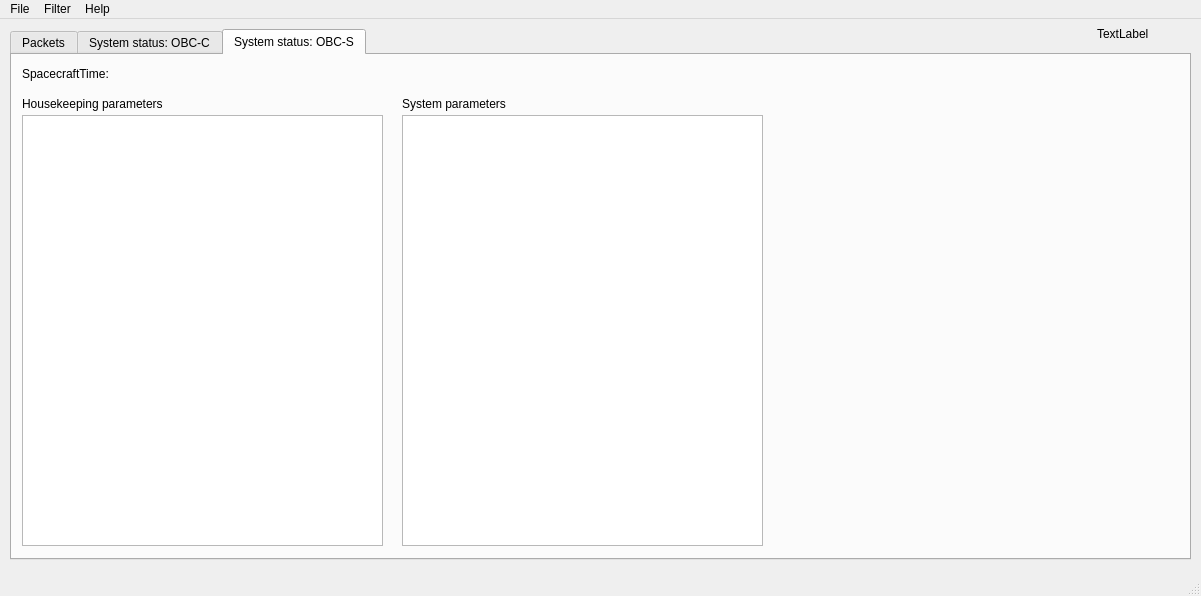
The window that gui/PusGui/Views/Ui/MainView.ui (ESROCOS/tools-libpus) describes before a commit, drawn with Qt 5.
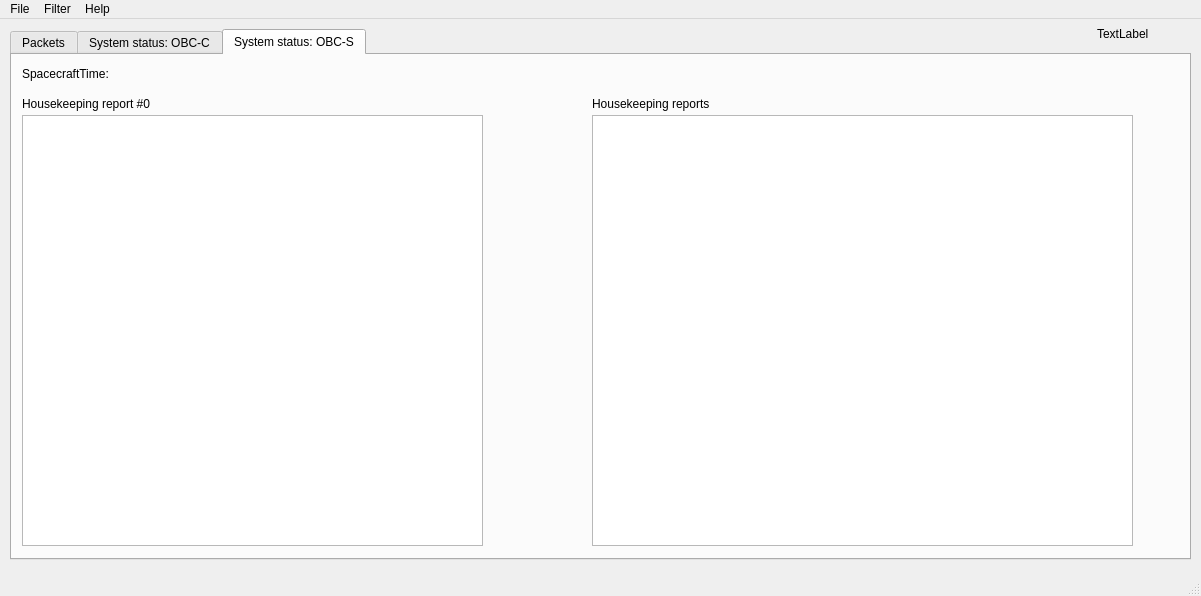
The same window after the commit. The open tabs and pages were chosen to show the change. Icons and pictures are not drawn.

Commit message: [PUSLIB] GUI updated to handle two OBC APIDs and hk report IDs

```diff
--- a/gui/PusGui/Views/Ui/MainView.ui
+++ b/gui/PusGui/Views/Ui/MainView.ui
@@ -158,22 +158,22 @@
      <widget class="QLabel" name="sysParamsLabel_4">
       <property name="geometry">
        <rect>
-        <x>390</x>
+        <x>580</x>
         <y>40</y>
-        <width>141</width>
+        <width>181</width>
         <height>17</height>
        </rect>
       </property>
       <property name="text">
-       <string>System parameters</string>
+       <string>Housekeeping reports</string>
       </property>
      </widget>
      <widget class="QListWidget" name="sysParamsList_4">
       <property name="geometry">
        <rect>
-        <x>390</x>
+        <x>580</x>
         <y>60</y>
-        <width>361</width>
+        <width>541</width>
         <height>431</height>
        </rect>
       </property>
@@ -183,7 +183,7 @@
        <rect>
         <x>10</x>
         <y>60</y>
-        <width>361</width>
+        <width>461</width>
         <height>431</height>
        </rect>
       </property>
@@ -198,7 +198,7 @@
        </rect>
       </property>
       <property name="text">
-       <string>Housekeeping parameters</string>
+       <string>Housekeeping report #0</string>
       </property>
      </widget>
      <widget class="QLabel" name="spacecraftTimeLbl_4">
```
Left out of the diff: 16 changed lines with no effect on the pictures. The commit also changes 3 other files.
